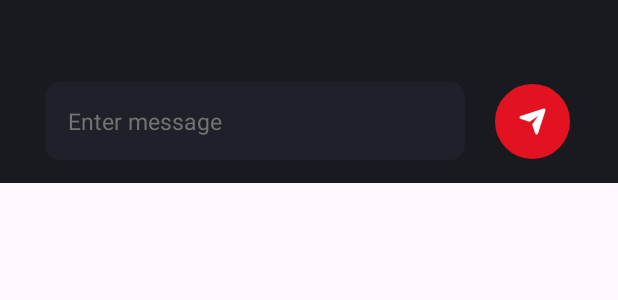
After one commit to DanMinnn/MoviesApp, an Android app: the layout dialog_chat_panel.xml on its own in the app's theme, with its tools: preview values and no code run, on a phone screen of 412 x 824 dp. The commit adds this screen. Shown: the top 300 px of the screen. Run offline under Robolectric (Android 15) with nearby library versions, the phone set to English and light mode, and no system bars; Roboto replaces fonts that are not available here.

Commit message:
chat bot

```diff
--- a/app/src/main/java/com/movieapi/movie/activity/MainActivity.java
+++ b/app/src/main/java/com/movieapi/movie/activity/MainActivity.java
@@ -83,6 +83,11 @@ public class MainActivity extends AppCompatActivity {
                 return true;
             }
         });
+
+        binding.chatBox.setOnClickListener(v -> {
+            ChatPanelDialog chatPanelDialog = new ChatPanelDialog(this);
+            chatPanelDialog.show();
+        });
     }
 
 }
--- a/app/src/main/java/com/movieapi/movie/utils/Constants.java
+++ b/app/src/main/java/com/movieapi/movie/utils/Constants.java
@@ -4,6 +4,7 @@ public class Constants {
     public static final String API_KEY = "9589b80fcae5df0a10cc849da5e78833";
     public static final String BASE_URL = "https://api.themoviedb.org/3/";
     public static final String LOCAL_URL = "http://192.168.1.15:5000";
+    public static final String GPT_URL = "API_KEY_GPT";
     public static final String CHANNEL_ID = "movies_channel";
     public static final String MOVIE_STREAM_URL = "https://vidsrc.me/embed/";
     public static final String SERIES_STREAM_URL = "https://vidsrc.me/embed/";
--- /dev/null
+++ b/app/src/main/res/layout/dialog_chat_panel.xml
@@ -0,0 +1,75 @@
+<LinearLayout
+    xmlns:android="http://schemas.android.com/apk/res/android"
+    android:layout_width="match_parent"
+    android:layout_height="wrap_content"
+    android:orientation="vertical"
+    android:background="@color/bground">
+
+    <!-- Chat Panel Header -->
+    <!--<LinearLayout
+        android:layout_width="match_parent"
+        android:layout_height="wrap_content"
+        android:background="@color/light_red"
+        android:padding="8dp"
+        android:orientation="horizontal">
+
+        <TextView
+            android:layout_width="0dp"
+            android:layout_height="wrap_content"
+            android:layout_weight="1"
+            android:text=""
+            android:textColor="@color/black"
+            android:textSize="18sp"
+            android:fontFamily="sans-serif-medium" />
+
+        <ImageButton
+            android:id="@+id/closeChatButton"
+            android:layout_width="wrap_content"
+            android:layout_height="wrap_content"
+            android:src="@drawable/ic_close"
+            android:background="?attr/selectableItemBackground"
+            android:contentDescription="Đóng" />
+    </LinearLayout>-->
+
+    <!-- Chat Messages -->
+    <androidx.recyclerview.widget.RecyclerView
+        android:id="@+id/chatRecView"
+        android:layout_width="match_parent"
+        android:layout_height="0dp"
+        android:layout_weight="1"
+        android:padding="20dp" />
+
+    <!-- Input Message -->
+    <LinearLayout
+        android:layout_width="match_parent"
+        android:layout_height="82dp"
+        android:orientation="horizontal"
+        android:layout_gravity="center">
+
+        <EditText
+            android:id="@+id/edAddMessage"
+            android:layout_width="280dp"
+            android:layout_height="wrap_content"
+            android:background="@drawable/custom_input"
+            android:hint="Enter message"
+            android:textColorHint="@color/grey"
+            android:padding="15dp"
+            android:textColor="@color/white"
+            android:textSize="15sp"
+            android:maxLines="3"
+            android:layout_marginLeft="30dp"
+            android:layout_marginRight="10dp"
+            android:layout_gravity="center"/>
+
+        <ImageView
+            android:id="@+id/send_message"
+            android:layout_width="50dp"
+            android:layout_height="50dp"
+            android:src="@drawable/send_comment_ic"
+            android:padding="15dp"
+            android:background="@drawable/default_send_button_cmt"
+            android:layout_gravity="center"
+            android:layout_marginLeft="10dp"
+            android:foreground="?android:attr/selectableItemBackground"/>/>
+    </LinearLayout>
+</LinearLayout>
```
Also changed, not shown: app/src/main/java/com/movieapi/movie/activity/ChatPanelDialog.java (added, +165 -0 lines), app/src/main/java/com/movieapi/movie/adapter/ChatAdapter.java (added, +75 -0 lines), app/src/main/java/com/movieapi/movie/model/chatbot/ChatViewModel.java (added, +30 -0 lines), app/src/main/java/com/movieapi/movie/model/chatbot/Choice.java (added, +38 -0 lines), app/src/main/java/com/movieapi/movie/model/chatbot/GPTApi.java (added, +55 -0 lines), app/src/main/java/com/movieapi/movie/model/chatbot/GPTRequest.java (added, +30 -0 lines), app/src/main/java/com/movieapi/movie/model/chatbot/GPTResponse.java (added, +60 -0 lines), app/src/main/java/com/movieapi/movie/model/chatbot/Message.java (added, +27 -0 lines), app/src/main/java/com/movieapi/movie/model/chatbot/MessageAPI.java (added, +27 -0 lines), app/src/main/res/drawable/bg_bot_message.xml (added, +11 -0 lines), app/src/main/res/drawable/bg_user_message.xml (added, +10 -0 lines), app/src/main/res/layout/activity_main.xml (+14 -1 lines), app/src/main/res/layout/item_message.xml (added, +44 -0 lines), app/src/main/res/drawable/bot.png (added), 1 more files.
